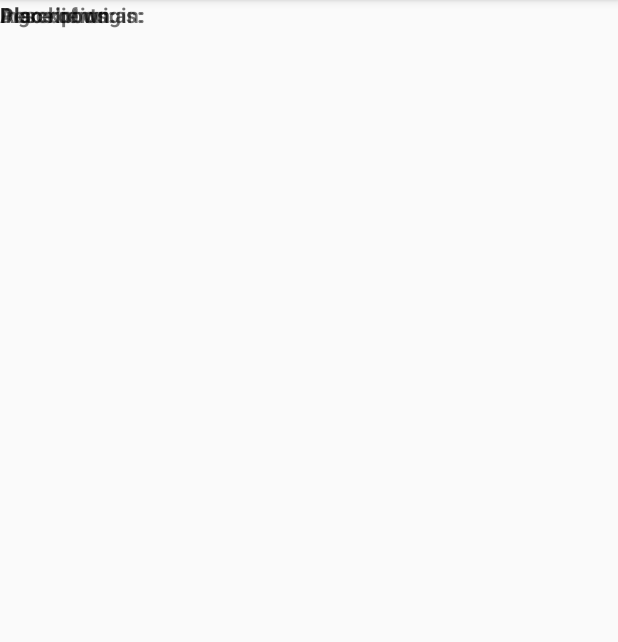
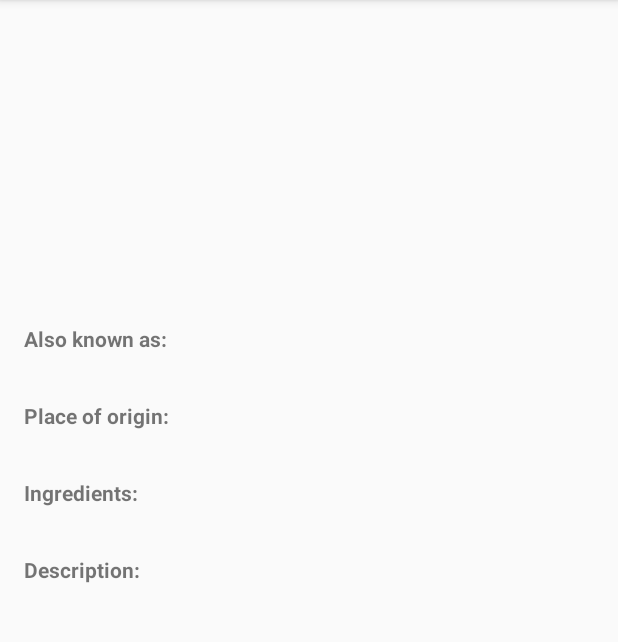
Before and after one commit to edvbal/Sandwich-Club-ADND, an Android app: the DetailActivity screen opened directly, with no data from a screen before it, on a phone screen of 412 x 824 dp, the part 84-726 px from its top. Run offline under Robolectric (Android 15) with nearby library versions, the phone set to English and light mode, and no system bars; our stand-ins replace Picasso; 1 statement that could not run was skipped.

Commit message:
Refactor activity_detail to place Views by their logical order

```diff
--- a/app/src/main/res/layout/activity_detail.xml
+++ b/app/src/main/res/layout/activity_detail.xml
@@ -1,9 +1,15 @@
 <?xml version="1.0" encoding="utf-8"?>
-<FrameLayout xmlns:android="http://schemas.android.com/apk/res/android"
+<ScrollView
+    xmlns:android="http://schemas.android.com/apk/res/android"
     xmlns:tools="http://schemas.android.com/tools"
     android:layout_width="match_parent"
-             android:layout_height="match_parent"
-             tools:context="com.udacity.sandwichclub.DetailActivity">
+    android:layout_height="wrap_content">
+
+    <LinearLayout
+        android:layout_width="match_parent"
+        android:layout_height="wrap_content"
+        android:orientation="vertical">
+
 
         <ImageView
             android:id="@+id/image_iv"
@@ -11,49 +17,92 @@
             android:layout_height="200dp"
             android:adjustViewBounds="true"
             android:contentDescription="@string/sandwich_picture_content_description"
-        android:scaleType="centerCrop" />
+            android:scaleType="centerCrop"
+            tools:src="@tools:sample/avatars"/>
 
-    <TextView
-        android:id="@+id/origin_tv"
-        android:layout_width="wrap_content"
-        android:layout_height="wrap_content" />
+        <LinearLayout
+            android:layout_width="match_parent"
+            android:layout_height="wrap_content"
+            android:orientation="horizontal"
+            android:padding="16dp">
 
             <TextView
                 android:layout_width="wrap_content"
                 android:layout_height="wrap_content"
                 android:text="@string/detail_also_known_as_label"
-        android:textStyle="bold" />
+                android:textStyle="bold"/>
+
+            <TextView
+                android:id="@+id/also_known_tv"
+                android:layout_width="wrap_content"
+                android:layout_height="wrap_content"
+                android:paddingEnd="8dp"
+                android:paddingStart="8dp"
+                tools:text="Moms spaggheti"/>
+        </LinearLayout>
+
+        <LinearLayout
+            android:layout_width="match_parent"
+            android:layout_height="wrap_content"
+            android:orientation="horizontal"
+            android:padding="16dp">
+
+            <TextView
+                android:layout_width="wrap_content"
+                android:layout_height="wrap_content"
+                android:text="@string/detail_place_of_origin_label"
+                android:textStyle="bold"/>
+
+            <TextView
+                android:id="@+id/origin_tv"
+                android:layout_width="wrap_content"
+                android:layout_height="wrap_content"
+                android:paddingEnd="8dp"
+                android:paddingStart="8dp"
+                tools:text="@tools:sample/cities"/>
+        </LinearLayout>
+
+        <LinearLayout
+            android:layout_width="match_parent"
+            android:layout_height="wrap_content"
+            android:orientation="horizontal"
+            android:padding="16dp">
 
             <TextView
                 android:layout_width="wrap_content"
                 android:layout_height="wrap_content"
                 android:text="@string/detail_ingredients_label"
-        android:textStyle="bold" />
-
-    <TextView
-        android:layout_width="wrap_content"
-        android:layout_height="wrap_content"
-        android:text="@string/detail_place_of_origin_label"
-        android:textStyle="bold" />
-
-    <TextView
-        android:id="@+id/description_tv"
-        android:layout_width="wrap_content"
-        android:layout_height="wrap_content" />
+                android:textStyle="bold"/>
 
             <TextView
                 android:id="@+id/ingredients_tv"
                 android:layout_width="wrap_content"
-        android:layout_height="wrap_content" />
+                android:layout_height="wrap_content"
+                android:paddingEnd="8dp"
+                android:paddingStart="8dp"
+                tools:text="Ingredients"/>
+        </LinearLayout>
 
-    <TextView
-        android:id="@+id/also_known_tv"
-        android:layout_width="wrap_content"
-        android:layout_height="wrap_content" />
+
+        <LinearLayout
+            android:layout_width="match_parent"
+            android:layout_height="wrap_content"
+            android:orientation="horizontal"
+            android:padding="16dp">
 
             <TextView
                 android:layout_width="wrap_content"
                 android:layout_height="wrap_content"
                 android:text="@string/detail_description_label"
-        android:textStyle="bold" />
-</FrameLayout>
+                android:textStyle="bold"/>
+
+            <TextView
+                android:id="@+id/description_tv"
+                android:layout_width="wrap_content"
+                android:layout_height="wrap_content"
+                android:paddingEnd="8dp"
+                android:paddingStart="8dp"
+                tools:text="Description place here"/>
+        </LinearLayout>
+    </LinearLayout>
+</ScrollView>
```
Lines whose indentation alone changed are shown as unchanged.
